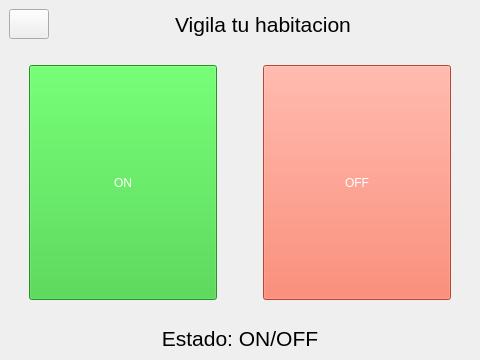
FranciscoScholborgh/ProyectoSeminarioActualizacion2019-2, file serverSide/vista/cliente.ui: the form before one commit.
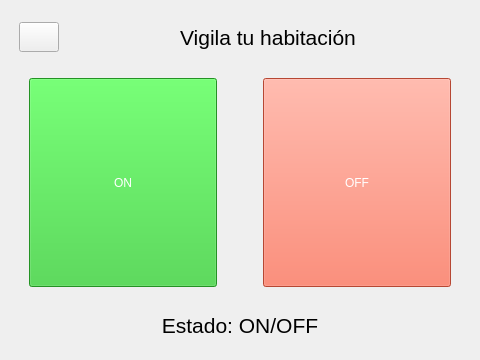
The form after the commit.

Commit message: prueba y ajuste de interfaz grafica

The edit to the form file:
```diff
--- a/serverSide/vista/cliente.ui
+++ b/serverSide/vista/cliente.ui
@@ -15,8 +15,40 @@
   </property>
   <widget class="QWidget" name="centralwidget">
    <layout class="QVBoxLayout" name="verticalLayout_2">
+    <item>
+     <spacer name="verticalSpacer_3">
+      <property name="orientation">
+       <enum>Qt::Vertical</enum>
+      </property>
+      <property name="sizeType">
+       <enum>QSizePolicy::Fixed</enum>
+      </property>
+      <property name="sizeHint" stdset="0">
+       <size>
+        <width>20</width>
+        <height>13</height>
+       </size>
+      </property>
+     </spacer>
+    </item>
     <item>
      <layout class="QHBoxLayout" name="horizontalLayout_2">
+      <item>
+       <spacer name="horizontalSpacer_4">
+        <property name="orientation">
+         <enum>Qt::Horizontal</enum>
+        </property>
+        <property name="sizeType">
+         <enum>QSizePolicy::Fixed</enum>
+        </property>
+        <property name="sizeHint" stdset="0">
+         <size>
+          <width>10</width>
+          <height>20</height>
+         </size>
+        </property>
+       </spacer>
+      </item>
       <item>
        <widget class="QPushButton" name="pushButton">
         <property name="sizePolicy">
@@ -59,7 +91,7 @@
          </font>
         </property>
         <property name="text">
-         <string>Vigila tu habitacion</string>
+         <string>Vigila tu habitación</string>
         </property>
         <property name="alignment">
          <set>Qt::AlignCenter</set>
@@ -211,6 +243,22 @@
       </property>
      </widget>
     </item>
+    <item>
+     <spacer name="verticalSpacer_4">
+      <property name="orientation">
+       <enum>Qt::Vertical</enum>
+      </property>
+      <property name="sizeType">
+       <enum>QSizePolicy::Fixed</enum>
+      </property>
+      <property name="sizeHint" stdset="0">
+       <size>
+        <width>20</width>
+        <height>13</height>
+       </size>
+      </property>
+     </spacer>
+    </item>
    </layout>
   </widget>
  </widget>
```
Left out of the diff: 2 changed lines with no effect on the pictures. The commit also changes 1 other file.
